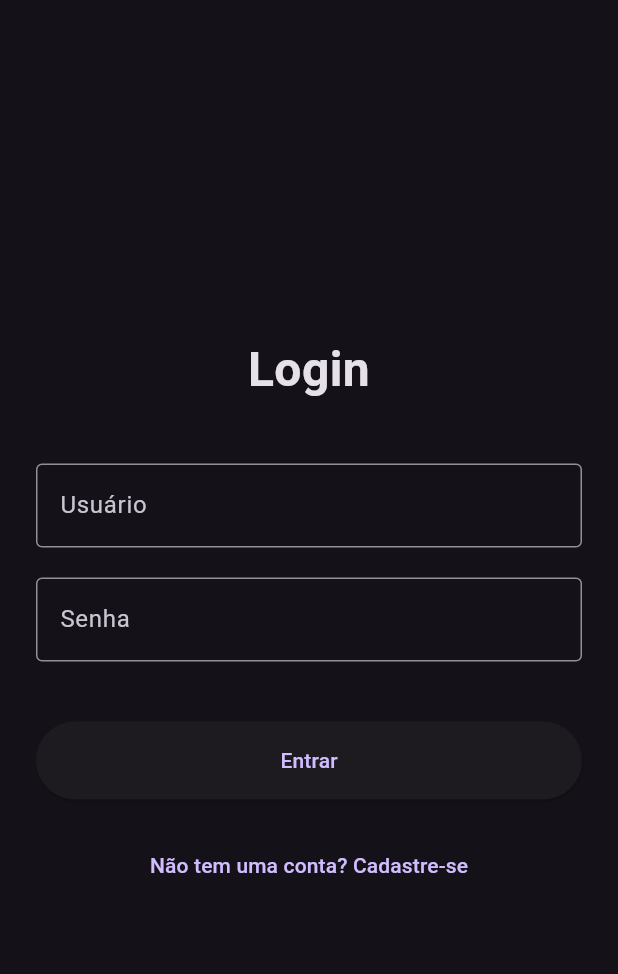
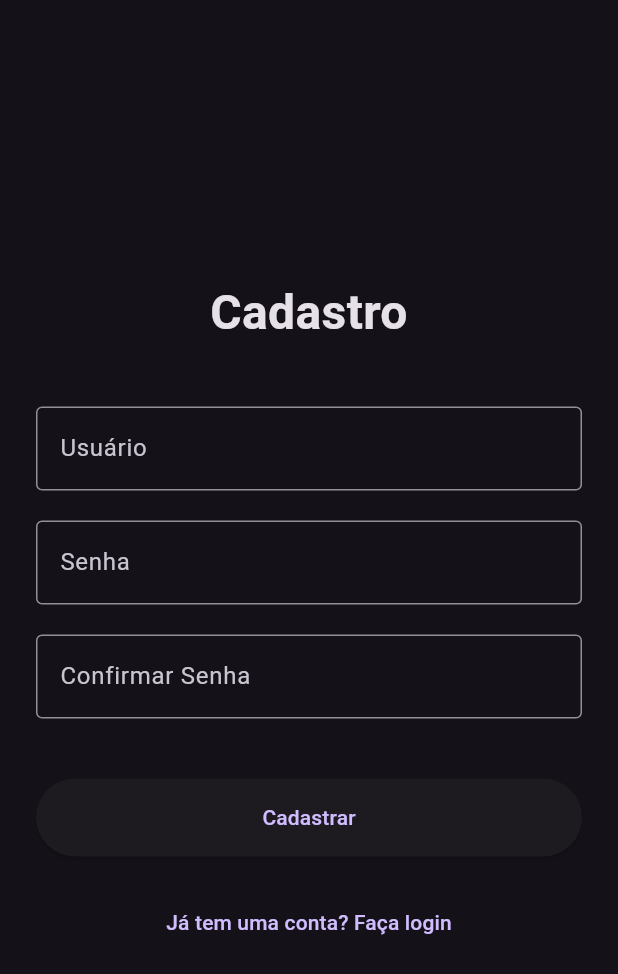
Before and after one commit to FelipeFSM/projeto_final_jogos, a Flutter app: the screen it shows after launch, after a tap on "Não tem uma conta? Cadastre-se", on a phone screen of 412 x 824 dp. Shown: the top 974 px of the screen. Run offline on Flutter 3.47's test engine with Material 3 defaults, Android fonts, the phone set to English and light mode, and no system bars; our stand-ins replace shared_preferences.

Commit message:
Implementação da logica do login/cadastro

```diff
--- a/lib/main.dart
+++ b/lib/main.dart
@@ -1,53 +1,55 @@
-// Importa a biblioteca 'material.dart', essencial do Flutter, que
-// define a classe 'MaterialApp' e os widgets de design 'Material'.
+// Importa biblioteca principal do Flutter
 import 'package:flutter/material.dart';
 
-// Importa o arquivo da tela de login, permitindo que a classe
-// 'LoginView' seja referenciada neste arquivo.
+// Importa pacote para gerenciamento de preferências
+import 'package:shared_preferences/shared_preferences.dart';
+
+// Importa telas do aplicativo
 import 'package:projeto_final_jogos/views/login_view.dart';
+import 'package:projeto_final_jogos/views/backlog_view.dart';
 
-// A função 'main()' é o ponto de entrada padrão para a execução de código Dart.
-void main() {
-  // 'runApp' é a função do Flutter que anexa o widget raiz (MyApp)
-  // à tela e inicializa o binding do framework.
-  runApp(const MyApp());
+// Define função principal assíncrona
+Future<void> main() async {
+  // Garante inicialização do binding do Flutter antes de operações assíncronas
+  WidgetsFlutterBinding.ensureInitialized();
+
+  // Obtém instância singleton do SharedPreferences
+  final prefs = await SharedPreferences.getInstance();
+
+  // Verifica existência da chave 'username' para determinar estado de login
+  bool isLogged = prefs.getString('username') != null;
+
+  // Inicializa aplicação injetando estado de login inicial
+  runApp(MyApp(startLogged: isLogged));
 }
 
-// 'MyApp' é o widget raiz da aplicação.
-// É um 'StatelessWidget', pois seu estado não mudará após ser criado.
+// Widget raiz da aplicação
 class MyApp extends StatelessWidget {
-  // Um construtor 'const' para este widget, permitindo otimizações de performance.
-  const MyApp({super.key});
+  // Propriedade imutável para armazenar estado inicial de login
+  final bool startLogged;
 
-  // O método 'build' descreve a parte da interface do usuário
-  // representada por este widget.
+  // Construtor que requer o parâmetro startLogged
+  const MyApp({super.key, required this.startLogged});
+
+  // Constrói a árvore de widgets da aplicação
   @override
   Widget build(BuildContext context) {
-    // 'MaterialApp' é o widget que encapsula a aplicação 'Material Design'.
-    // Ele fornece configuração para temas, rotas e navegação.
+    // Configura aplicação Material Design
     return MaterialApp(
-      // Desativa a faixa de "DEBUG" no canto superior direito.
+      // Oculta banner de debug
       debugShowCheckedModeBanner: false,
-
-      // Um título descritivo da aplicação para o sistema operacional.
+      // Define título da aplicação
       title: 'Catálogo de Jogos',
-
-      // 'theme' define os dados de configuração visual da aplicação.
+      // Configura tema global da aplicação
       theme: ThemeData(
-        // 'brightness' define o brilho geral do tema (claro ou escuro).
         brightness: Brightness.dark,
-
-        // 'primarySwatch' define uma coleção de cores (MaterialColor)
-        // que o framework usará para componentes de interface.
         primarySwatch: Colors.blue,
-
-        // Adapta a densidade visual da interface para a plataforma de destino.
         visualDensity: VisualDensity.adaptivePlatformDensity,
       ),
 
-      // 'home' define o widget (rota) padrão que será exibido
-      // quando a aplicação for iniciada.
-      home: const LoginView(), // A 'LoginView' é definida como a tela inicial.
+      // Define tela inicial baseado no estado de login persistido
+      // Se logado, renderiza BacklogView, caso contrário, LoginView
+      home: startLogged ? const BacklogView() : const LoginView(),
     );
   }
 }
--- a/lib/views/cadastro_view.dart
+++ b/lib/views/cadastro_view.dart
@@ -1,53 +1,134 @@
-// Importa a biblioteca 'material.dart', essencial do Flutter, que
-// define a classe 'MaterialApp' e os widgets de design 'Material'.
+// Importa a biblioteca 'material.dart', que contém os widgets visuais do Flutter.
 import 'package:flutter/material.dart';
 
-// Importa o arquivo da tela de login, permitindo que a classe
-// 'LoginView' seja referenciada neste arquivo.
-import 'package:projeto_final_jogos/views/login_view.dart';
+// Importa o pacote 'shared_preferences' para permitir salvar dados no dispositivo.
+import 'package:shared_preferences/shared_preferences.dart';
 
-// A função 'main()' é o ponto de entrada padrão para a execução de código Dart.
-void main() {
-  // 'runApp' é a função do Flutter que anexa o widget raiz (MyApp)
-  // à tela e inicializa o binding do framework.
-  runApp(const MyApp());
+// Define a classe da tela 'CadastroView' como um StatefulWidget.
+class CadastroView extends StatefulWidget {
+  const CadastroView({super.key});
+
+  @override
+  State<CadastroView> createState() => _CadastroViewState();
 }
 
-// 'MyApp' é o widget raiz da aplicação.
-// É um 'StatelessWidget', pois seu estado não mudará após ser criado.
-class MyApp extends StatelessWidget {
-  // Um construtor 'const' para este widget, permitindo otimizações de performance.
-  const MyApp({super.key});
+class _CadastroViewState extends State<CadastroView> {
+  // Controladores para ler o texto digitado.
+  final TextEditingController _userController = TextEditingController();
+  final TextEditingController _passwordController = TextEditingController();
+  final TextEditingController _confirmPasswordController = TextEditingController();
 
-  // O método 'build' descreve a parte da interface do usuário
-  // representada por este widget.
+  @override
+  void dispose() {
+    _userController.dispose();
+    _passwordController.dispose();
+    _confirmPasswordController.dispose();
+    super.dispose();
+  }
+
+  // Função chamada ao clicar em "Cadastrar".
+  // O 'async' é necessário para esperar o salvamento dos dados.
+  void _onRegisterPressed() async {
+    String username = _userController.text;
+    String password = _passwordController.text;
+    String confirmPassword = _confirmPasswordController.text;
+
+    // 1. Validação: Campos vazios
+    if (username.isEmpty || password.isEmpty || confirmPassword.isEmpty) {
+      ScaffoldMessenger.of(context).showSnackBar(
+        const SnackBar(content: Text('Por favor, preencha todos os campos.')),
+      );
+      return;
+    }
+
+    // 2. Validação: Senhas iguais
+    if (password != confirmPassword) {
+      ScaffoldMessenger.of(context).showSnackBar(
+        const SnackBar(content: Text('As senhas não coincidem.')),
+      );
+      return;
+    }
+
+    // 3. Salvar no SharedPreferences
+    final prefs = await SharedPreferences.getInstance();
+    await prefs.setString('username', username);
+    await prefs.setString('password', password);
+
+    // 4. Sucesso e Navegação
+    if (mounted) {
+      ScaffoldMessenger.of(context).showSnackBar(
+        const SnackBar(content: Text('Cadastro realizado com sucesso!')),
+      );
+      // Volta para a tela de Login
+      Navigator.pop(context);
+    }
+  }
+
+  void _onLoginPressed() {
+    Navigator.pop(context);
+  }
+
   @override
   Widget build(BuildContext context) {
-    // 'MaterialApp' é o widget que encapsula a aplicação 'Material Design'.
-    // Ele fornece configuração para temas, rotas e navegação.
-    return MaterialApp(
-      // Desativa a faixa de "DEBUG" no canto superior direito.
-      debugShowCheckedModeBanner: false,
-
-      // Um título descritivo da aplicação para o sistema operacional.
-      title: 'Catálogo de Jogos',
-
-      // 'theme' define os dados de configuração visual da aplicação.
-      theme: ThemeData(
-        // 'brightness' define o brilho geral do tema (claro ou escuro).
-        brightness: Brightness.dark,
-
-        // 'primarySwatch' define uma coleção de cores (MaterialColor)
-        // que o framework usará para componentes de interface.
-        primarySwatch: Colors.blue,
-
-        // Adapta a densidade visual da interface para a plataforma de destino.
-        visualDensity: VisualDensity.adaptivePlatformDensity,
+    return Scaffold(
+      body: Center(
+        child: Padding(
+          padding: const EdgeInsets.all(24.0),
+          child: ConstrainedBox(
+            constraints: const BoxConstraints(maxWidth: 400),
+            child: Column(
+              mainAxisAlignment: MainAxisAlignment.center,
+              crossAxisAlignment: CrossAxisAlignment.stretch,
+              children: [
+                const Text(
+                  'Cadastro',
+                  style: TextStyle(fontSize: 32, fontWeight: FontWeight.bold),
+                  textAlign: TextAlign.center,
+                ),
+                const SizedBox(height: 40),
+                TextField(
+                  controller: _userController,
+                  decoration: const InputDecoration(
+                    labelText: 'Usuário',
+                    border: OutlineInputBorder(),
+                  ),
+                ),
+                const SizedBox(height: 20),
+                TextField(
+                  controller: _passwordController,
+                  obscureText: true,
+                  decoration: const InputDecoration(
+                    labelText: 'Senha',
+                    border: OutlineInputBorder(),
+                  ),
+                ),
+                const SizedBox(height: 20),
+                TextField(
+                  controller: _confirmPasswordController,
+                  obscureText: true,
+                  decoration: const InputDecoration(
+                    labelText: 'Confirmar Senha',
+                    border: OutlineInputBorder(),
+                  ),
+                ),
+                const SizedBox(height: 40),
+                ElevatedButton(
+                  onPressed: _onRegisterPressed,
+                  style: ElevatedButton.styleFrom(
+                    padding: const EdgeInsets.symmetric(vertical: 16),
+                  ),
+                  child: const Text('Cadastrar'),
+                ),
+                const SizedBox(height: 20),
+                TextButton(
+                  onPressed: _onLoginPressed,
+                  child: const Text('Já tem uma conta? Faça login'),
+                ),
+              ],
+            ),
+          ),
+        ),
       ),
-
-      // 'home' define o widget (rota) padrão que será exibido
-      // quando a aplicação for iniciada.
-      home: const LoginView(), // A 'LoginView' é definida como a tela inicial.
     );
   }
 }
--- a/lib/views/login_view.dart
+++ b/lib/views/login_view.dart
@@ -1,130 +1,170 @@
-// Importa a biblioteca 'material.dart' para acesso aos widgets.
+// Importa componentes visuais do Material Design
 import 'package:flutter/material.dart';
 
-// Define a classe do widget 'LoginView' como 'StatefulWidget'.
-// Isso indica que o widget terá um objeto 'State' associado.
+// Importa pacote para persistência de dados local
+import 'package:shared_preferences/shared_preferences.dart';
+
+// Importa arquivo da tela de cadastro para navegação
+import 'package:projeto_final_jogos/views/cadastro_view.dart';
+
+// Importa arquivo da tela principal para navegação pós-login
+import 'package:projeto_final_jogos/views/backlog_view.dart';
+
+// Define widget da tela de login como Stateful para gerenciar dados dinâmicos
 class LoginView extends StatefulWidget {
+  // Inicializa construtor com chave opcional
   const LoginView({super.key});
 
-  // Este método obrigatório cria o objeto 'State' mutável para este widget.
+  // Cria instância do estado associado ao widget
   @override
   State<LoginView> createState() => _LoginViewState();
 }
 
-// A classe '_LoginViewState' armazena o estado mutável para o 'LoginView'.
-// Toda a lógica e variáveis de estado ficam aqui.
+// Classe responsável pela lógica e estado da tela
 class _LoginViewState extends State<LoginView> {
-  // 1. Controladores de Texto (Requisito de Formulário)
-  // 'TextEditingController' gerencia o texto editável de um 'TextField'.
-  // 'final' indica que a referência ao controlador não mudará.
+  // Instancia controlador para manipulação do texto do usuário
   final TextEditingController _userController = TextEditingController();
+  // Instancia controlador para manipulação do texto da senha
   final TextEditingController _passwordController = TextEditingController();
 
-  // O método 'dispose' é chamado quando o objeto 'State' é removido
-  // permanentemente da árvore de widgets.
+  // Executa limpeza de recursos ao fechar a tela
   @override
   void dispose() {
-    // É crucial chamar 'dispose' nos controladores para liberar
-    // os recursos de memória que eles estão usando.
+    // Libera memória alocada para controlador de usuário
     _userController.dispose();
+    // Libera memória alocada para controlador de senha
     _passwordController.dispose();
-    super.dispose(); // Chama o método 'dispose' da superclasse.
+    // Executa método de limpeza da superclasse
+    super.dispose();
   }
 
-  // Função de callback para o evento 'onPressed' do botão de login.
-  void _onLoginPressed() {
-    // A propriedade '.text' do controlador retorna o texto atual.
-    String username = _userController.text;
-    String password = _passwordController.text;
+  // Define função assíncrona para processar tentativa de login
+  void _onLoginPressed() async {
+    // Captura texto atual do campo de usuário
+    String inputUser = _userController.text;
+    // Captura texto atual do campo de senha
+    String inputPass = _passwordController.text;
 
-    // 'print' exibe a string no console de depuração.
-    print('Tentativa de Login com: $username / $password');
-    // TODO: Lógica de autenticação com SharedPreferences.
+    // Aguarda e obtém instância do gerenciador de preferências
+    final prefs = await SharedPreferences.getInstance();
+
+    // Recupera string armazenada na chave 'username' ou nulo
+    String? savedUser = prefs.getString('username');
+    // Recupera string armazenada na chave 'password' ou nulo
+    String? savedPass = prefs.getString('password');
+
+    // Verifica inexistência de credenciais salvas
+    if (savedUser == null || savedPass == null) {
+      // Checa se widget permanece ativo na árvore
+      if (mounted) {
+        // Exibe notificação visual de erro na base da tela
+        ScaffoldMessenger.of(context).showSnackBar(
+          const SnackBar(content: Text('Nenhum usuário cadastrado. Vá em "Cadastre-se".')),
+        );
+      }
+      // Interrompe execução da função
+      return;
+    }
+
+    // Compara credenciais inseridas com credenciais armazenadas
+    if (inputUser == savedUser && inputPass == savedPass) {
+      // Checa se widget permanece ativo na árvore
+      if (mounted) {
+        // Substitui rota atual pela rota da tela de Backlog
+        Navigator.pushReplacement(
+          context,
+          MaterialPageRoute(builder: (context) => const BacklogView()),
+        );
+      }
+    } else {
+      // Checa se widget permanece ativo na árvore
+      if (mounted) {
+        // Exibe notificação visual de erro de credencial
+        ScaffoldMessenger.of(context).showSnackBar(
+          const SnackBar(content: Text('Usuário ou senha incorretos.')),
+        );
+      }
+    }
   }
 
-  // Função de callback para o evento 'onPressed' do botão de registro.
+  // Define função para navegar à tela de cadastro
   void _onRegisterPressed() {
-    print('Ir para a tela de Cadastro');
-    // TODO: Lógica de navegação para a tela de cadastro.
+    // Adiciona rota da tela de cadastro à pilha de navegação
+    Navigator.push(
+      context,
+      MaterialPageRoute(builder: (context) => const CadastroView()),
+    );
   }
 
-  // O método 'build' reconstrói a interface sempre que o estado muda.
+  // Constrói interface gráfica do widget
   @override
   Widget build(BuildContext context) {
-    // 'Scaffold' implementa a estrutura básica de layout visual
-    // do Material Design (permite AppBar, Body, etc.).
+    // Retorna estrutura base da tela
     return Scaffold(
-      // 'body' define o widget principal a ser exibido no 'Scaffold'.
-      // 'Center' alinha seu filho ao centro da área disponível.
+      // Centraliza conteúdo na tela
       body: Center(
-        // 'Padding' aplica um espaçamento interno em seu filho.
+        // Adiciona espaçamento interno uniforme
         child: Padding(
-          padding: const EdgeInsets.all(24.0), // 24 pixels em todos os lados.
-
-          // 'ConstrainedBox' impõe restrições de tamanho adicionais
-          // ao seu filho. Útil para limitar a largura em layouts web.
+          padding: const EdgeInsets.all(24.0),
+          // Restringe largura máxima do conteúdo para layout web
           child: ConstrainedBox(
-            constraints: const BoxConstraints(maxWidth: 400), // Largura máxima de 400px.
-
-            // 'Column' organiza uma lista de widgets filhos no eixo vertical.
+            constraints: const BoxConstraints(maxWidth: 400),
+            // Organiza filhos em coluna vertical
             child: Column(
-              // 'mainAxisAlignment' alinha os filhos verticalmente.
-              mainAxisAlignment: MainAxisAlignment.center, // Centraliza na coluna.
-
-              // 'crossAxisAlignment' alinha os filhos horizontalmente.
-              crossAxisAlignment: CrossAxisAlignment.stretch, // Estica para preencher a largura.
-
-              // 'children' é a lista de widgets a serem exibidos na coluna.
+              // Centraliza filhos verticalmente
+              mainAxisAlignment: MainAxisAlignment.center,
+              // Estica filhos horizontalmente
+              crossAxisAlignment: CrossAxisAlignment.stretch,
+              // Lista de widgets filhos
               children: [
-                // 'Text' exibe uma string de texto com um estilo.
+                // Exibe título da tela
                 const Text(
                   'Login',
-                  // 'TextStyle' define a aparência do texto.
                   style: TextStyle(fontSize: 32, fontWeight: FontWeight.bold),
-                  textAlign: TextAlign.center, // Alinhamento do texto.
+                  textAlign: TextAlign.center,
                 ),
-
-                // 'SizedBox' cria uma caixa com um tamanho específico,
-                // usada aqui como um espaçador vertical.
+                // Adiciona espaçamento vertical fixo
                 const SizedBox(height: 40),
 
-                // 'TextField' é um campo de entrada de texto.
+                // Renderiza campo de entrada de texto para usuário
                 TextField(
-                  // 'controller' associa o campo ao seu controlador.
                   controller: _userController,
-                  // 'decoration' define o design visual do campo.
                   decoration: const InputDecoration(
                     labelText: 'Usuário',
-                    border: OutlineInputBorder(), // Estilo de borda.
+                    border: OutlineInputBorder(),
                   ),
                 ),
+                // Adiciona espaçamento vertical fixo
                 const SizedBox(height: 20),
 
-                // 'TextField' para a senha.
+                // Renderiza campo de entrada de texto para senha
                 TextField(
                   controller: _passwordController,
-                  obscureText: true, // Oculta o texto digitado.
+                  // Oculta caracteres digitados
+                  obscureText: true,
                   decoration: const InputDecoration(
                     labelText: 'Senha',
                     border: OutlineInputBorder(),
                   ),
                 ),
+                // Adiciona espaçamento vertical fixo
                 const SizedBox(height: 40),
 
-                // 'ElevatedButton' é um botão com preenchimento (elevado).
+                // Renderiza botão elevado para ação de login
                 ElevatedButton(
-                  // 'onPressed' é o callback disparado quando o botão é pressionado.
+                  // Vincula função de login ao evento de clique
                   onPressed: _onLoginPressed,
                   style: ElevatedButton.styleFrom(
-                    // Define o padding interno do botão.
                     padding: const EdgeInsets.symmetric(vertical: 16),
                   ),
                   child: const Text('Entrar'),
                 ),
+                // Adiciona espaçamento vertical fixo
                 const SizedBox(height: 20),
 
-                // 'TextButton' é um botão sem elevação, apenas texto.
+                // Renderiza botão de texto para ação de cadastro
                 TextButton(
+                  // Vincula função de cadastro ao evento de clique
                   onPressed: _onRegisterPressed,
                   child: const Text('Não tem uma conta? Cadastre-se'),
                 ),
```
Also changed, not shown: lib/views/backlog_view.dart (+54 -0 lines), pubspec.lock, 1 other file.
